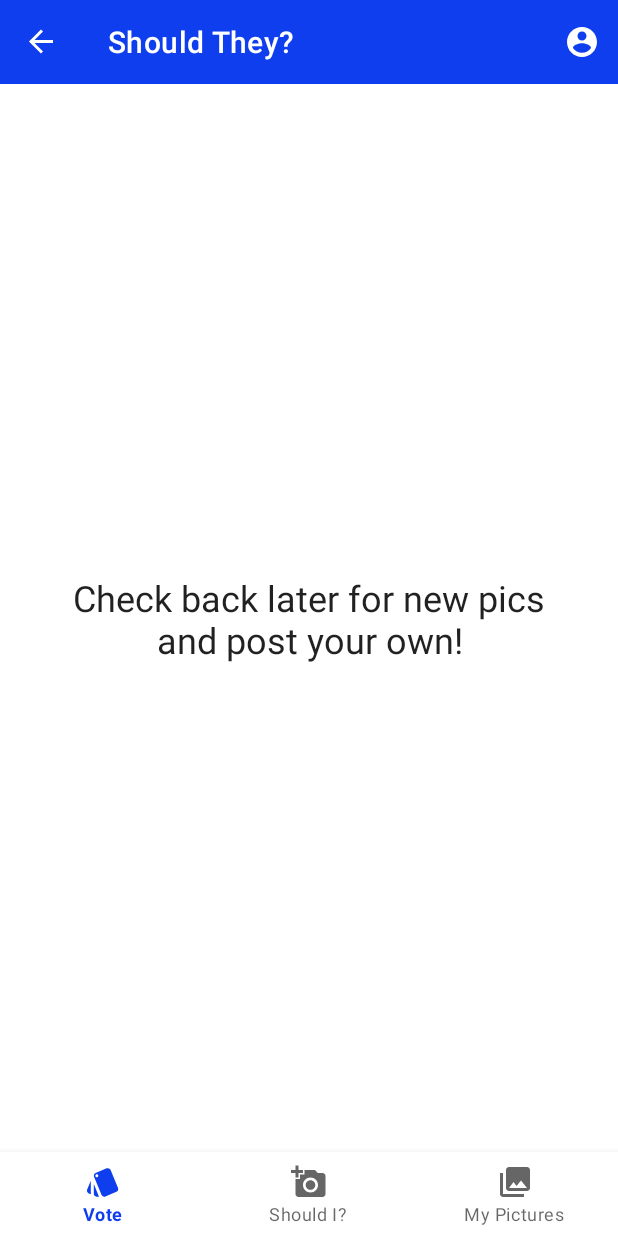
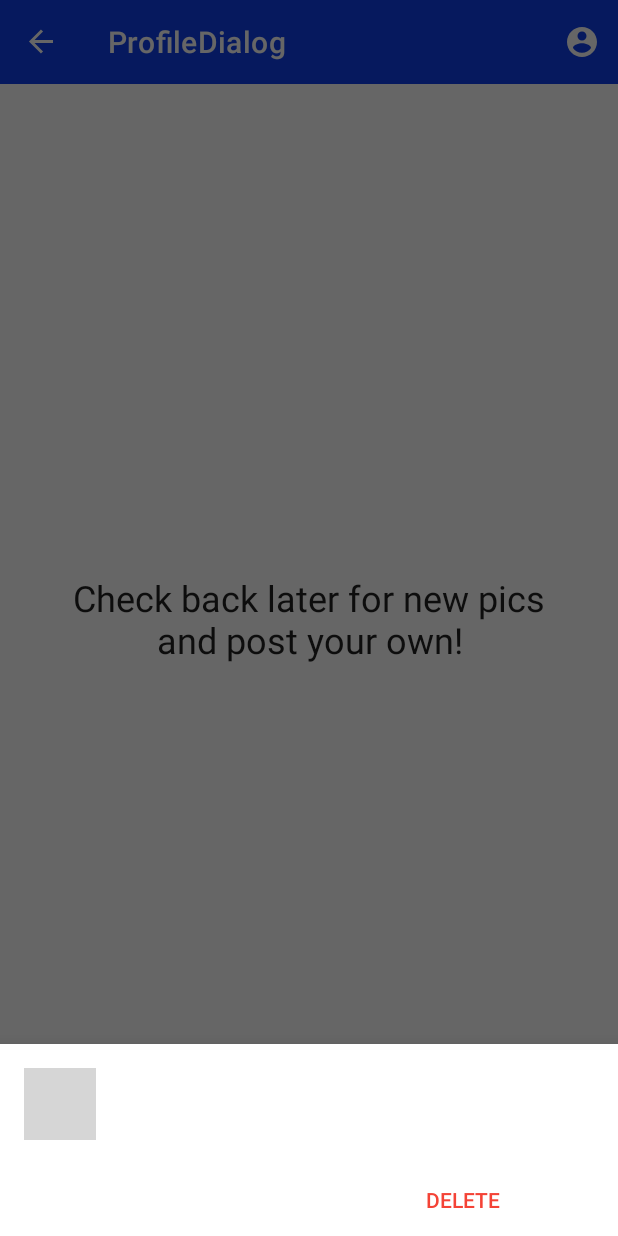
Before and after one commit to sadraii/should-i, an Android app: the screen it shows after launch (ShouldIActivity), after a tap on "Profile", on a phone screen of 412 x 824 dp. Run offline under Robolectric (Android 15) with nearby library versions, the phone set to English and light mode, and no system bars; our stand-ins replace Firebase (no records; nobody signed in at launch, a user with empty details on screens opened directly), Room's generated code, navigation-ui; libraries missing offline, so code that uses them is left out: com.firebase.ui; pictures from the network do not load; 2 statements that could not run were skipped; grey boxes are pictures that could not be loaded.

Commit message:
Fleshed out Profile bottom sheet.

```diff
--- a/app/src/main/java/com/sadraii/shouldi/ui/ProfileDialog.kt
+++ b/app/src/main/java/com/sadraii/shouldi/ui/ProfileDialog.kt
@@ -4,8 +4,14 @@ import android.os.Bundle
 import android.view.LayoutInflater
 import android.view.View
 import android.view.ViewGroup
+import android.widget.Toast
+import androidx.navigation.fragment.findNavController
+import com.bumptech.glide.request.RequestOptions
 import com.google.android.material.bottomsheet.BottomSheetDialogFragment
+import com.google.firebase.auth.FirebaseAuth
+import com.google.firebase.auth.FirebaseAuthRecentLoginRequiredException
 import com.sadraii.shouldi.R
+import com.sadraii.shouldi.util.GlideApp
 import kotlinx.android.synthetic.main.fragment_profile_dialog.*
 
 class ProfileDialog : BottomSheetDialogFragment() {
@@ -16,12 +22,26 @@ class ProfileDialog : BottomSheetDialogFragment() {
 
     override fun onViewCreated(view: View, savedInstanceState: Bundle?) {
         super.onViewCreated(view, savedInstanceState)
-        logout_button.setOnClickListener { v ->
-            // logout
+        val user = FirebaseAuth.getInstance().currentUser
+        GlideApp.with(view)
+            .load(user?.photoUrl)
+            .apply(RequestOptions.circleCropTransform())
+            .into(profile_imageView)
+        username_textView.text = user?.displayName
+        email_textView.text = user?.email
+        logout_button.setOnClickListener {
+            FirebaseAuth.getInstance().signOut()
+            findNavController().navigate(R.id.action_profileDialog_to_authFragment)
         }
-        delete_button.setOnClickListener { v ->
-            // are you use dialog?
-            // delete user
+        delete_button.setOnClickListener {
+            // TODO are you sure dialog?
+            try {
+                FirebaseAuth.getInstance().currentUser?.delete()
+            } catch (e: FirebaseAuthRecentLoginRequiredException) {
+                FirebaseAuth.getInstance().signOut()
+                Toast.makeText(context, "Please sign in again to delete your account.", Toast.LENGTH_LONG).show()
+            }
+            findNavController().navigate(R.id.action_profileDialog_to_authFragment)
         }
     }
 }
--- a/app/src/main/java/com/sadraii/shouldi/ui/ShouldIActivity.kt
+++ b/app/src/main/java/com/sadraii/shouldi/ui/ShouldIActivity.kt
@@ -17,14 +17,12 @@
 package com.sadraii.shouldi.ui
 
 import android.os.Bundle
-import android.view.MenuItem
 import androidx.appcompat.app.AppCompatActivity
 import androidx.navigation.NavController
 import androidx.navigation.findNavController
 import androidx.navigation.fragment.NavHostFragment
 import androidx.navigation.ui.AppBarConfiguration
 import androidx.navigation.ui.navigateUp
-import androidx.navigation.ui.onNavDestinationSelected
 import androidx.navigation.ui.setupActionBarWithNavController
 import androidx.navigation.ui.setupWithNavController
 import com.sadraii.shouldi.R
@@ -59,11 +57,6 @@ class ShouldIActivity : AppCompatActivity() {
         bottom_nav_view?.setupWithNavController(navController)
     }
 
-    override fun onOptionsItemSelected(item: MenuItem): Boolean {
-        return item.onNavDestinationSelected(findNavController(R.id.nav_host_fragment))
-            || super.onOptionsItemSelected(item)
-    }
-
     override fun onSupportNavigateUp(): Boolean {
         return findNavController(R.id.nav_host_fragment).navigateUp(appBarConfiguration)
     }
--- a/app/src/main/java/com/sadraii/shouldi/ui/Vote.kt
+++ b/app/src/main/java/com/sadraii/shouldi/ui/Vote.kt
@@ -22,6 +22,7 @@ import android.util.Log
 import android.view.LayoutInflater
 import android.view.Menu
 import android.view.MenuInflater
+import android.view.MenuItem
 import android.view.View
 import android.view.ViewGroup
 import androidx.fragment.app.Fragment
@@ -130,4 +131,11 @@ class Vote : Fragment() {
     override fun onCreateOptionsMenu(menu: Menu, inflater: MenuInflater) {
         inflater.inflate(R.menu.toolbar_menu, menu)
     }
+
+    override fun onOptionsItemSelected(item: MenuItem): Boolean {
+        if (item.itemId == R.id.profile_button) {
+            findNavController().navigate(R.id.action_voteFragment_to_profileDialog)
+        }
+        return super.onOptionsItemSelected(item)
+    }
 }
--- a/app/src/main/res/layout/fragment_profile_dialog.xml
+++ b/app/src/main/res/layout/fragment_profile_dialog.xml
@@ -8,8 +8,8 @@
 
     <ImageView
         android:id="@+id/profile_imageView"
-        android:layout_width="wrap_content"
-        android:layout_height="wrap_content"
+        android:layout_width="48dp"
+        android:layout_height="48dp"
         android:layout_marginStart="16dp"
         android:layout_marginTop="16dp"
         app:layout_constraintStart_toStartOf="parent"
@@ -21,41 +21,44 @@
         android:layout_width="wrap_content"
         android:layout_height="wrap_content"
         android:layout_marginStart="8dp"
-        android:text="TextView"
+        android:text="@string/sample_username"
         app:layout_constraintStart_toEndOf="@+id/profile_imageView"
-        app:layout_constraintTop_toTopOf="@+id/profile_imageView" />
+        app:layout_constraintTop_toTopOf="@+id/profile_imageView"
+        tools:text="@string/sample_username" />
 
     <TextView
-        android:id="@+id/joined_textView"
+        android:id="@+id/email_textView"
         android:layout_width="wrap_content"
         android:layout_height="wrap_content"
         android:layout_marginStart="8dp"
         android:layout_marginTop="8dp"
-        android:text="TextView"
         app:layout_constraintStart_toEndOf="@+id/profile_imageView"
-        app:layout_constraintTop_toBottomOf="@+id/username_textView" />
+        app:layout_constraintTop_toBottomOf="@+id/username_textView"
+        tools:text="@string/sample_email" />
 
     <Button
         android:id="@+id/logout_button"
         style="@style/Widget.AppCompat.Button.Borderless"
         android:layout_width="0dp"
         android:layout_height="wrap_content"
-        android:text="@string/vote_no_button"
+        android:layout_marginTop="16dp"
+        android:text="@string/logout_button"
         android:textColor="#FFF"
         app:layout_constraintEnd_toStartOf="@id/delete_button"
         app:layout_constraintStart_toStartOf="parent"
         app:layout_constraintTop_toBottomOf="@+id/profile_imageView"
-        tools:text="@string/vote_no_button" />
+        tools:text="@string/logout_button" />
 
     <Button
         android:id="@+id/delete_button"
         style="@style/Widget.AppCompat.Button.Borderless"
         android:layout_width="0dp"
         android:layout_height="wrap_content"
-        android:text="@string/vote_no_button"
+        android:layout_marginTop="16dp"
+        android:text="@string/delete_button"
         android:textColor="@color/no_red"
+        app:layout_constraintEnd_toEndOf="parent"
         app:layout_constraintStart_toEndOf="@id/logout_button"
-        app:layout_constraintEnd_toEndOf="parent"
         app:layout_constraintTop_toBottomOf="@+id/profile_imageView"
-        tools:text="@string/vote_no_button" />
+        tools:text="@string/delete_button" />
 </androidx.constraintlayout.widget.ConstraintLayout>
--- a/app/src/main/res/layout/fragment_vote.xml
+++ b/app/src/main/res/layout/fragment_vote.xml
@@ -65,7 +65,7 @@
             <ImageView
                 android:id="@+id/picture_imageView"
                 android:layout_width="0dp"
-                android:layout_height="450dp"
+                android:layout_height="500dp"
                 android:adjustViewBounds="true"
                 app:layout_constraintEnd_toEndOf="parent"
                 app:layout_constraintStart_toStartOf="parent"
@@ -79,6 +79,10 @@
                 android:layout_marginStart="16dp"
                 android:layout_marginTop="16dp"
                 android:textColor="#FFFFFFFF"
+                android:shadowColor="#333"
+                android:shadowDx="2"
+                android:shadowDy="2"
+                android:shadowRadius="1"
                 app:layout_constraintStart_toStartOf="parent"
                 app:layout_constraintTop_toTopOf="parent"
                 tools:text="@string/sample_username" />
--- a/app/src/main/res/navigation/nav_main.xml
+++ b/app/src/main/res/navigation/nav_main.xml
@@ -22,6 +22,9 @@
         <action
             android:id="@+id/action_voteFragment_to_permissionFragment"
             app:destination="@id/permissionFragment" />
+        <action
+            android:id="@+id/action_voteFragment_to_profileDialog"
+            app:destination="@id/profileDialog" />
     </fragment>
     <fragment
         android:id="@+id/takePictureFragment"
@@ -82,4 +85,15 @@
             app:popUpTo="@id/voteFragment"
             app:popUpToInclusive="true" />
     </fragment>
+    <dialog
+        android:id="@+id/profileDialog"
+        android:name="com.sadraii.shouldi.ui.ProfileDialog"
+        tools:layout="@layout/fragment_profile_dialog"
+        android:label="ProfileDialog">
+        <action
+            android:id="@+id/action_profileDialog_to_authFragment"
+            app:destination="@id/authFragment"
+            app:popUpTo="@id/authFragment"
+            app:popUpToInclusive="true" />
+    </dialog>
 </navigation>
--- a/app/src/main/res/values/strings.xml
+++ b/app/src/main/res/values/strings.xml
@@ -32,5 +32,6 @@
    <string name="sample_caption">do this amazing thing?</string>
    <string name="sample_username">Username</string>
    <string name="anonymous_username">Anonymous User</string>
+   <string name="sample_email">anonymous@example.com</string>
    <string name="profile_button">Profile</string>
 </resources>
```
